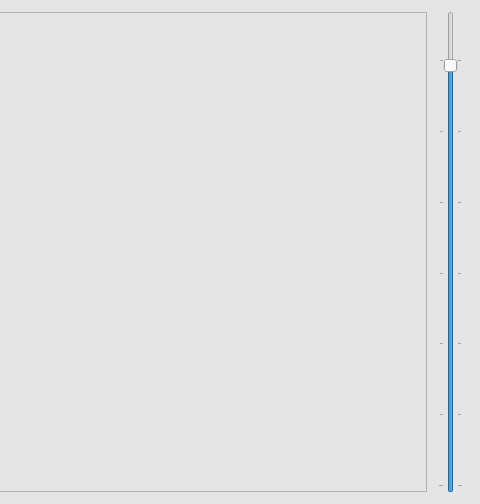
Old version of the form face-detector-elab/g.ui in the repository torch/demos; both pictures show x 229 to 709 and y 0 to 504 of the 709 by 504 pixel window.
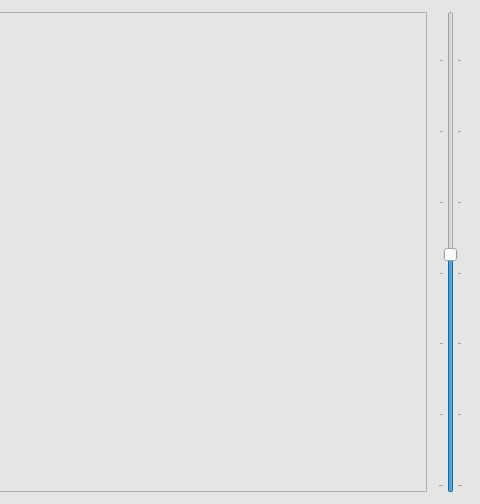
New version of the form.

What changed in the file:
```diff
--- a/face-detector-elab/g.ui
+++ b/face-detector-elab/g.ui
@@ -157,7 +157,7 @@
         <number>5</number>
        </property>
        <property name="value">
-        <number>90</number>
+        <number>50</number>
        </property>
        <property name="orientation">
         <enum>Qt::Vertical</enum>
```
